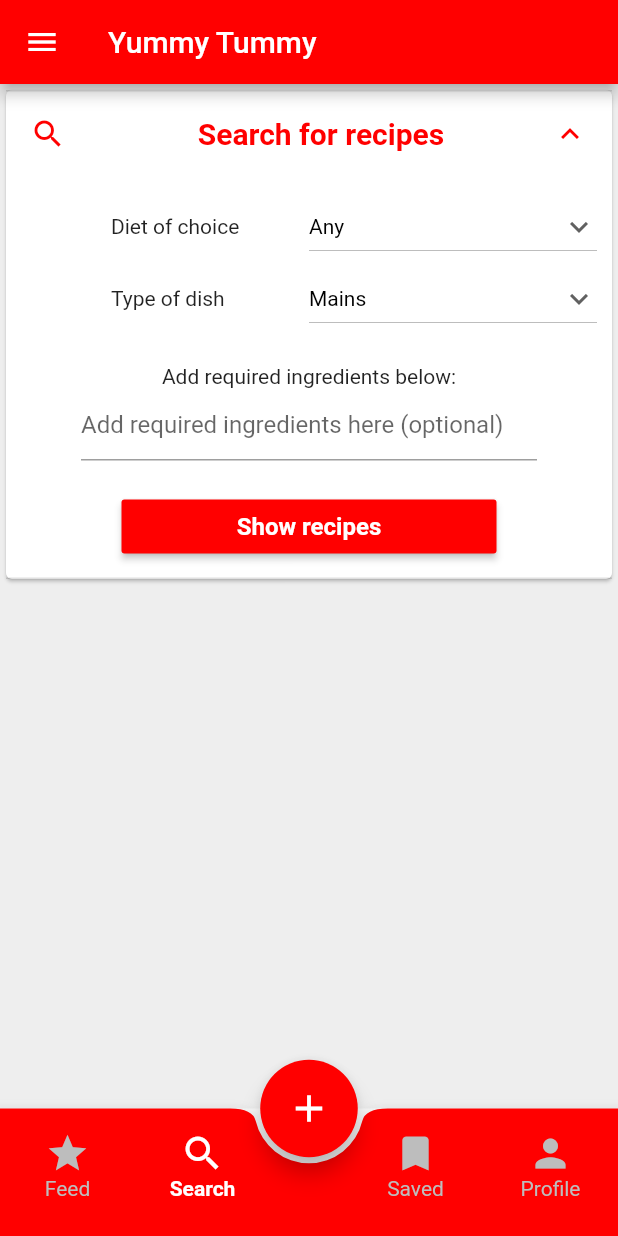
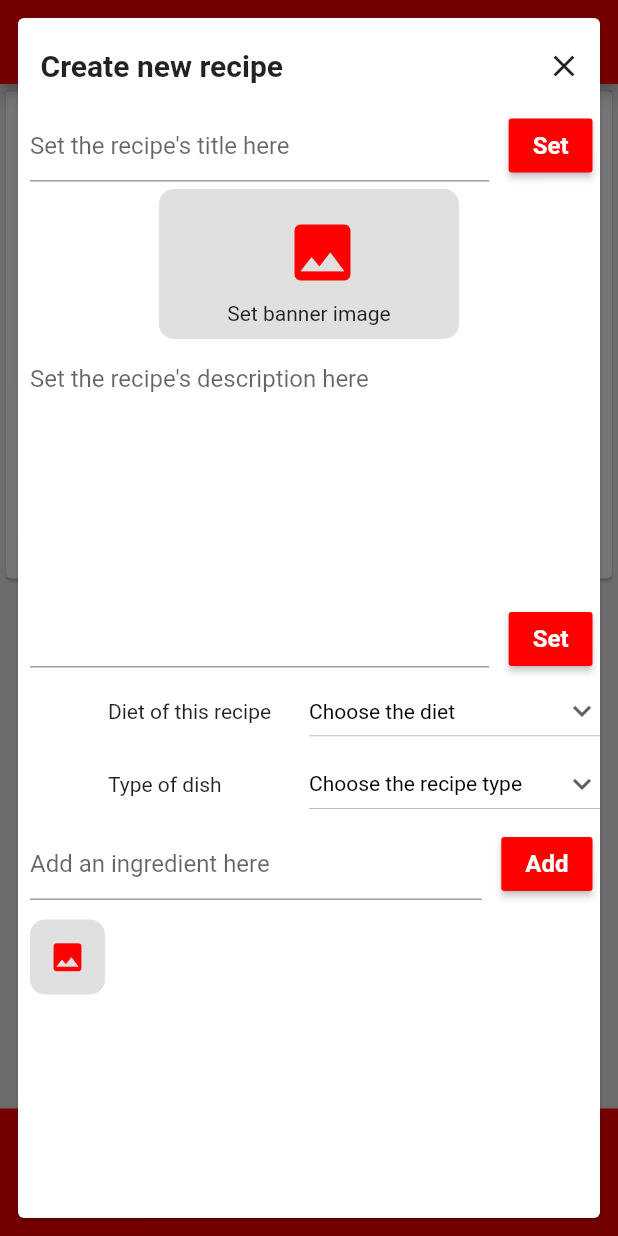
Before and after one commit to MichielProost/Perfect-Plate, a Flutter app: the screen it shows after launch, item 2 of the bottom bar chosen, after a tap on the "add" icon, on a phone screen of 412 x 824 dp. Run offline on Flutter 3.47's test engine with Material 2 defaults, Android fonts, the phone set to English and light mode, and no system bars; our stand-ins replace cloud_firestore, firebase_auth, firebase_storage, google_sign_in, image_picker, share; accounts and stored records are empty.

Commit message:
Add recipe progress

```diff
--- /dev/null
+++ b/yummy_tummy/lib/user_interface/components/action_button.dart
@@ -0,0 +1,35 @@
+import 'package:flutter/material.dart';
+
+import '../constants.dart';
+
+class ActionButton extends StatelessWidget {
+
+  final VoidCallback onClick;
+  final String text;
+  final double width;
+
+  ActionButton(this.text, {this.width: 250.0, this.onClick});
+
+  @override
+  Widget build(BuildContext context) {
+    return ButtonTheme(
+      minWidth: this.width,
+      child: RaisedButton(
+        color: Constants.main,
+        child: Text(
+          this.text,
+          style: TextStyle(
+            color: Colors.white,
+            fontWeight: FontWeight.bold,
+            fontSize: 16.0
+          ),
+        ),
+        onPressed: () {
+          if (onClick != null)
+            onClick();
+        }
+      ),
+    );
+  }
+
+}
--- /dev/null
+++ b/yummy_tummy/lib/user_interface/components/choose_image_icon.dart
@@ -0,0 +1,60 @@
+import 'dart:io';
+
+import 'package:flutter/material.dart';
+
+import '../constants.dart';
+
+class ChooseImageIcon extends StatelessWidget {
+
+  final VoidCallback callback;
+  final String infoText;
+  final double size;
+  final double width;
+  final double heigth;
+
+  ChooseImageIcon({this.callback, this.infoText, this.width, this.heigth, this.size});
+
+  @override
+  Widget build(BuildContext context) {
+    return Container(
+      height: heigth ?? 50.0,
+      width: width ?? 50.0,
+      decoration: BoxDecoration(
+        borderRadius: BorderRadius.circular(10.0),
+        color: Constants.bg_gray,
+      ),
+      child: infoText == null ?
+        buildIconButton() :
+        Column(
+          mainAxisAlignment: MainAxisAlignment.spaceAround,
+          children: <Widget>[
+            buildIconButton(),
+            Text(
+              infoText,
+              maxLines: 1,
+              textAlign: TextAlign.center,
+              style: TextStyle(
+                fontSize: 14.0,
+              ),
+            ),
+          ],
+      ),
+    );
+  }
+
+  Widget buildIconButton()
+  {
+    return IconButton(
+      icon: Icon(
+        Icons.image,
+        color: Constants.main,
+        size: size,
+      ),
+      onPressed: () {
+        if ( callback != null )
+          callback();
+      }
+    );
+  }
+
+}
--- /dev/null
+++ b/yummy_tummy/lib/user_interface/components/custom_textfield.dart
@@ -0,0 +1,51 @@
+import 'package:flutter/material.dart';
+
+import '../constants.dart';
+
+class CustomTextField extends StatefulWidget{
+
+  final void Function(String content) callback;
+  final int maxLines;
+  final String hint;
+
+  final TextEditingController controller = TextEditingController();
+
+  CustomTextField({this.hint, this.maxLines: 1, this.callback, Key key}) : super(key: key);
+
+  @override
+  State<StatefulWidget> createState() {
+    return CustomTextFieldState();
+  }
+
+}
+
+class CustomTextFieldState extends State<CustomTextField> {
+
+  String getCurrentText()
+  {
+    return widget.controller.text;
+  }
+
+  void clearTextField()
+  {
+    widget.controller.clear();
+  }
+
+  @override
+  Widget build(BuildContext context) {
+    return TextFormField(
+      enableSuggestions: true,
+      controller: widget.controller,
+      maxLines: widget.maxLines,
+      onFieldSubmitted: (String text) {
+        if (widget.callback != null)
+          widget.callback( text );
+      },
+      decoration: InputDecoration(
+        focusColor: Constants.main,
+        hintText: widget.hint,
+      ),
+    );
+  }
+
+}
--- a/yummy_tummy/lib/user_interface/constants.dart
+++ b/yummy_tummy/lib/user_interface/constants.dart
@@ -9,6 +9,7 @@ class Constants {
   static final Color main = Color(0xFFFF0000);
   static final Color accent = Color(0xFFFBC02D);
   static final Color gray = Colors.grey.shade50;
+  static final Color bg_gray = Colors.grey.shade300;
   static final Color text_gray = Colors.grey.shade600;
   static final Color green = Colors.green;
   static final Color background = Colors.grey.shade200;
--- a/yummy_tummy/lib/user_interface/general/add_recipe_button.dart
+++ b/yummy_tummy/lib/user_interface/general/add_recipe_button.dart
@@ -1,4 +1,5 @@
 import 'package:flutter/material.dart';
+import 'package:yummytummy/user_interface/popup/create_recipe_card.dart';
 import 'package:yummytummy/user_interface/popup/recipe_page.dart';
 
 import '../constants.dart';
@@ -12,7 +13,9 @@ class AddRecipeButton extends StatelessWidget {
       height: 65,
       width: 65,
       child: FloatingActionButton(
-        onPressed: () => {},
+        onPressed: () => {
+          showDialog(context: context, child: CreateRecipeCard())
+        },
         child: Icon(
           Icons.add,
           size: 30.0,
--- /dev/null
+++ b/yummy_tummy/lib/user_interface/popup/create_recipe_card.dart
@@ -0,0 +1,335 @@
+import 'dart:io';
+
+import 'package:flutter/material.dart';
+import 'package:yummytummy/model/recipe.dart';
+import 'package:yummytummy/user_interface/components/action_button.dart';
+import 'package:yummytummy/user_interface/components/choose_image_icon.dart';
+import 'package:yummytummy/user_interface/components/custom_textfield.dart';
+
+import '../constants.dart';
+
+class CreateRecipeCard extends StatefulWidget {
+
+  @override
+  State<StatefulWidget> createState() {
+    return _CreateRecipePage();
+  }
+
+}
+
+class _CreateRecipePage extends State<CreateRecipeCard> {
+
+  // Create recipe util
+  List<TextEditingController> _controllers = [
+    TextEditingController(),
+    TextEditingController(),
+    TextEditingController(),
+    TextEditingController(),
+  ];
+
+  final GlobalKey<CustomTextFieldState> _titleKey = new GlobalKey();
+  final GlobalKey<CustomTextFieldState> _descriptionkey = new GlobalKey();
+  final GlobalKey<CustomTextFieldState> _addIngredientKey = new GlobalKey();
+  final List<GlobalKey<CustomTextFieldState>> _stepKeys = [];
+
+  // Data holders
+  String _title;
+  File _banner;
+  String _description;
+  DietField _dietField = DietField.any;
+  RecipeType _recipeType = RecipeType.any;
+  List<String> _ingredients = List<String>();
+  List<String> _steps = List<String>();
+  List<File> _images = List<File>();
+
+  @override
+  Widget build(BuildContext context) {
+    return Padding(
+      padding: const EdgeInsets.all(8.0),
+      child: Card(
+        child: ListView(
+          shrinkWrap: true,
+          children: <Widget>[
+
+
+            // Create recipe text
+            Padding(
+              padding: const EdgeInsets.only( top: 8.0, left: 15.0),
+              child: Row(
+                mainAxisAlignment: MainAxisAlignment.spaceBetween,
+                children: <Widget>[
+                  Text(
+                    "Create new recipe",
+                    textAlign: TextAlign.center,
+                    style: Constants.emptyScreenStyle,
+                  ),
+                  CloseButton(),
+                ],
+              ),
+            ),
+
+
+            // Recipe title input
+            Row(
+              children: <Widget>[
+                Flexible(
+                  child: Padding(
+                    padding: const EdgeInsets.symmetric(horizontal: 8.0, vertical: 5.0),
+                    child: CustomTextField(
+                      key: _titleKey,
+                      hint: this._title == null ? "Set the recipe's title here" : '[Title] ' + this._title,
+                      maxLines: 1,
+                      callback: (content) {
+                        setState(() {
+                          _title = content;
+                        });
+                      },
+                    ),
+                  ),
+                ),
+                Padding(
+                  padding: const EdgeInsets.symmetric(horizontal: 5.0),
+                  child: ActionButton(
+                    "Set",
+                    width: 50.0,
+                    onClick: () {
+                      setState(() {
+                        _title = _titleKey.currentState.getCurrentText();
+                        _titleKey.currentState.clearTextField();
+                      });
+                      FocusScope.of(context).unfocus();
+                    },
+                  ),
+                )
+              ],
+            ),
+
+
+            // Banner image input
+            Row(
+              mainAxisAlignment: MainAxisAlignment.center,
+              children: <Widget>[
+                ChooseImageIcon(
+                  heigth: 100.0,
+                  width: 200.0,
+                  size: 50.0,
+                  infoText: "Set banner image",
+                  callback: () {
+
+                  },
+                ),
+              ],
+            ),
+
+
+            // Description input
+            Row(
+              crossAxisAlignment: CrossAxisAlignment.end,
+              children: <Widget>[
+                Flexible(
+                  child: Padding(
+                    padding: const EdgeInsets.symmetric(horizontal: 8.0, vertical: 5.0),
+                    child: CustomTextField(
+                      key: _descriptionkey,
+                      hint: "Set the recipe's description here",
+                      maxLines: 10,
+                      callback: (content) {
+                        setState(() {
+                          _description = content;
+                        });
+                      },
+                    ),
+                  ),
+                ),
+                Padding(
+                  padding: const EdgeInsets.symmetric(horizontal: 5.0),
+                  child: ActionButton(
+                    "Set",
+                    width: 50.0,
+                    onClick: () {
+                      setState(() {
+                        _description = _descriptionkey.currentState.getCurrentText();
+                        _descriptionkey.currentState.clearTextField();
+                      });
+                      FocusScope.of(context).unfocus();
+                    },
+                  ),
+                )
+              ],
+            ),
+
+
+            // Info selection: recipe type, diet type, duration
+            GridView.count(
+              shrinkWrap: true,
+              childAspectRatio: 4.0 / 1.0,
+              crossAxisCount: 2,
+              children: <Widget>[
+
+                // Text label
+                Padding(
+                  padding: const EdgeInsets.only(left: 60.0),
+                  child: Align(
+                    alignment: Alignment.centerLeft,
+                    child: Text("Diet of this recipe")
+                  ),
+                ),
+
+                // Diet chooser: vegetarian, vegan, ...
+                DropdownButton<DietField>(
+                  value: _dietField,
+                  icon: Icon(Icons.keyboard_arrow_down),
+                  isExpanded: true,
+                  iconSize: 24,
+                  elevation: 16,
+                  style: TextStyle(color: Colors.black),
+                  onChanged: (DietField newValue) {
+                    setState(() {
+                      _dietField = newValue;
+                    });
+                  },
+                  items: DietField.values
+                      .map<DropdownMenuItem<DietField>>((DietField value) {
+                    return DropdownMenuItem<DietField>(
+                      value: value,
+                      child: Text( value == DietField.any ? "Choose the diet" : value.getString() ),
+                    );
+                  }).toList(),
+                ),
+
+                // Text label
+                Padding(
+                  padding: const EdgeInsets.only(left: 60.0),
+                  child: Align(
+                    alignment: Alignment.centerLeft,
+                    child: Text("Type of dish")
+                  ),
+                ),
+
+                // Recipe type: main, salad, dessert, ...
+                DropdownButton<RecipeType>(
+                  value: _recipeType,
+                  icon: Icon(Icons.keyboard_arrow_down),
+                  isExpanded: true,
+                  iconSize: 24,
+                  elevation: 16,
+                  style: TextStyle(color: Colors.black),
+                  onChanged: (RecipeType newValue) {
+                    setState(() {
+                      _recipeType = newValue;
+                    });
+                  },
+                  items: RecipeType.values
+                      .map<DropdownMenuItem<RecipeType>>((RecipeType value) {
+                    return DropdownMenuItem<RecipeType>(
+                      value: value,
+                      child: Text(value == RecipeType.any ? "Choose the recipe type" : value.getString()),
+                    );
+                  }).toList(),
+                ),
+
+              ],
+            ),
+
+
+            // Ingredients adder
+            Row(
+              children: <Widget>[
+                Flexible(
+                  child: Padding(
+                    padding: const EdgeInsets.symmetric(horizontal: 8.0, vertical: 5.0),
+                    child: CustomTextField(
+                      key: _addIngredientKey,
+                      hint: "Add an ingredient here",
+                      maxLines: 1,
+                      callback: (content) {
+                        setState(() {
+                          _ingredients.add( content );
+                        });
+                      },
+                    ),
+                  ),
+                ),
+                Padding(
+                  padding: const EdgeInsets.symmetric(horizontal: 5.0),
+                  child: ActionButton(
+                    "Add",
+                    width: 50.0,
+                    onClick: () {
+                      setState(() {
+                        _ingredients.add(_addIngredientKey.currentState.getCurrentText());
+                        _addIngredientKey.currentState.clearTextField();
+                      });
+                      FocusScope.of(context).unfocus();
+                    },
+                  ),
+                )
+              ],
+            ),
+
+
+            // Ingredient display and remover
+            Container(
+              height: (_ingredients.length * 60 > 150 ? 150 : _ingredients.length * 60).toDouble(),
+              child: ListView(
+                shrinkWrap: true,
+                children: <Widget>[
+                  // Display selected recipes
+                  for (int i = 0; i < _ingredients.length; i++)
+                    buildIngredientDisplay(i)
+                ],
+              ),
+            ),
+            Row(
+              children: <Widget>[
+                Padding(
+                  padding: const EdgeInsets.all(8.0),
+                  child: ChooseImageIcon(
+                    heigth: 50.0,
+                    width: 50.0,
+                    size: 25.0,
+                  ),
+                ),
+              ],
+            ),
+
+            // Step adder with image option
+            // for (int step = 0; step < steps)
+
+          ],
+        ),
+      ),
+    );
+  }
+
+
+  Widget buildIngredientDisplay(int index)
+  {
+    return Padding(
+      padding: const EdgeInsets.symmetric(horizontal: 20),
+      child: Card(
+        color: Constants.gray,
+        child: Padding(
+          padding: const EdgeInsets.only(left: 60.0, right: 8.0),
+          child: Row(
+            mainAxisAlignment: MainAxisAlignment.spaceBetween,
+            children: <Widget>[
+              Text(
+                _ingredients[index],
+              ),
+              IconButton(
+                icon: Icon(Icons.delete),
+                onPressed: () {
+                  setState(() {
+                    _ingredients.removeAt( index );
+                  });
+                }
+              ),
+            ],
+          ),
+        ),
+      ),
+    );
+  }
+
+}
```
